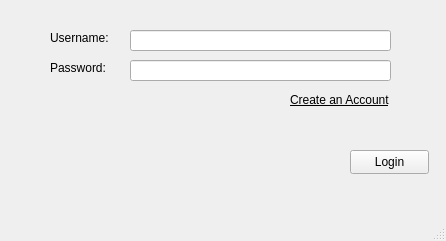
Rolannnnnn/accreditsystem, file main.ui: the form before one commit.
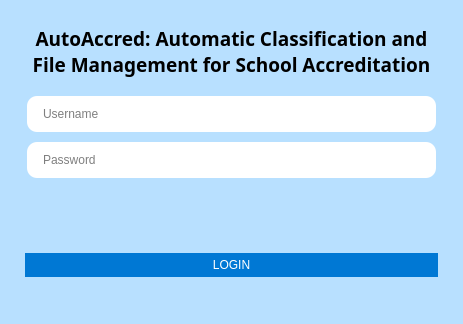
The form after the commit.

Commit message: Front end, account system, fixed logs

```diff
--- a/main.ui
+++ b/main.ui
@@ -6,94 +6,138 @@
    <rect>
     <x>0</x>
     <y>0</y>
-    <width>446</width>
-    <height>241</height>
+    <width>463</width>
+    <height>324</height>
    </rect>
   </property>
   <property name="windowTitle">
    <string>Main</string>
   </property>
+  <property name="styleSheet">
+   <string notr="true">QMainWindow {
+	background-color: #B8E0FF;
+}
+
+QWidget {
+	background-color: #B8E0FF;
+}
+
+QPushButton {
+    border-radius: 0px;
+    border: 2px solid #0078d4;
+    background-color: #0078d4;
+    color: #ffffff;
+    padding: 3px 14px;
+}
+
+QPushButton:hover {
+    background-color: #ffffff;
+	color: #0078d4;
+}
+
+QPushButton:pressed {
+    background-color: #ffffff;
+	color: #ffffff;
+}
+
+QLineEdit {
+	border-radius: 10px;
+	padding: 10px 14px;
+	margin: 2px;
+	background-color: #ffffff;
+}</string>
+  </property>
   <widget class="QWidget" name="centralwidget">
-   <widget class="QLabel" name="label">
-    <property name="geometry">
-     <rect>
-      <x>50</x>
-      <y>30</y>
-      <width>71</width>
-      <height>16</height>
-     </rect>
+   <layout class="QVBoxLayout" name="verticalLayout_2">
+    <property name="leftMargin">
+     <number>25</number>
     </property>
-    <property name="text">
-     <string>Username:</string>
+    <property name="topMargin">
+     <number>25</number>
     </property>
-   </widget>
-   <widget class="QLabel" name="label_2">
-    <property name="geometry">
-     <rect>
-      <x>50</x>
-      <y>60</y>
-      <width>71</width>
-      <height>16</height>
-     </rect>
+    <property name="rightMargin">
+     <number>25</number>
     </property>
-    <property name="text">
-     <string>Password:</string>
+    <property name="bottomMargin">
+     <number>25</number>
     </property>
-   </widget>
-   <widget class="QLineEdit" name="userText">
-    <property name="geometry">
-     <rect>
-      <x>130</x>
-      <y>30</y>
-      <width>261</width>
-      <height>21</height>
-     </rect>
-    </property>
-   </widget>
-   <widget class="QLineEdit" name="passText">
-    <property name="geometry">
-     <rect>
-      <x>130</x>
-      <y>60</y>
-      <width>261</width>
-      <height>21</height>
-     </rect>
-    </property>
-    <property name="echoMode">
-     <enum>QLineEdit::EchoMode::Password</enum>
-    </property>
-   </widget>
-   <widget class="QLabel" name="createBttn">
-    <property name="geometry">
-     <rect>
-      <x>290</x>
-      <y>90</y>
-      <width>101</width>
-      <height>20</height>
-     </rect>
-    </property>
-    <property name="font">
-     <font>
-      <underline>true</underline>
-     </font>
-    </property>
-    <property name="text">
-     <string>Create an Account</string>
-    </property>
-   </widget>
-   <widget class="QPushButton" name="loginBttn">
-    <property name="geometry">
-     <rect>
-      <x>350</x>
-      <y>150</y>
-      <width>79</width>
-      <height>24</height>
-     </rect>
-    </property>
-    <property name="text">
-     <string>Login</string>
-    </property>
-   </widget>
+    <item>
+     <widget class="QLabel" name="label">
+      <property name="font">
+       <font>
+        <family>Quicksand</family>
+        <italic>false</italic>
+        <bold>true</bold>
+        <underline>false</underline>
+       </font>
+      </property>
+      <property name="styleSheet">
+       <string notr="true">QLabel {
+	margin-bottom: 10px;
+}</string>
+      </property>
+      <property name="text">
+       <string>&lt;html&gt;&lt;head/&gt;&lt;body&gt;&lt;p align=&quot;center&quot;&gt;&lt;span style=&quot; font-size:14pt;&quot;&gt;AutoAccred: Automatic Classification and File Management for School Accreditation&lt;/span&gt;&lt;/p&gt;&lt;/body&gt;&lt;/html&gt;</string>
+      </property>
+      <property name="alignment">
+       <set>Qt::AlignmentFlag::AlignCenter</set>
+      </property>
+      <property name="wordWrap">
+       <bool>true</bool>
+      </property>
+     </widget>
+    </item>
+    <item>
+     <layout class="QGridLayout" name="gridLayout_2">
+      <item row="1" column="0">
+       <widget class="QLineEdit" name="passText">
+        <property name="echoMode">
+         <enum>QLineEdit::EchoMode::Password</enum>
+        </property>
+        <property name="placeholderText">
+         <string>Password</string>
+        </property>
+       </widget>
+      </item>
+      <item row="0" column="0">
+       <widget class="QLineEdit" name="userText">
+        <property name="sizePolicy">
+         <sizepolicy hsizetype="Expanding" vsizetype="Fixed">
+          <horstretch>0</horstretch>
+          <verstretch>0</verstretch>
+         </sizepolicy>
+        </property>
+        <property name="placeholderText">
+         <string>Username</string>
+        </property>
+       </widget>
+      </item>
+     </layout>
+    </item>
+    <item>
+     <spacer name="verticalSpacer">
+      <property name="orientation">
+       <enum>Qt::Orientation::Vertical</enum>
+      </property>
+      <property name="sizeHint" stdset="0">
+       <size>
+        <width>20</width>
+        <height>40</height>
+       </size>
+      </property>
+     </spacer>
+    </item>
+    <item>
+     <widget class="QPushButton" name="loginBttn">
+      <property name="styleSheet">
+       <string notr="true"/>
+      </property>
+      <property name="text">
+       <string>LOGIN</string>
+      </property>
+     </widget>
+    </item>
+   </layout>
   </widget>
   <widget class="QMenuBar" name="menubar">
    <property name="geometry">
```
Left out of the diff: 7 changed lines with no effect on the pictures. The commit also changes 160 other files.
